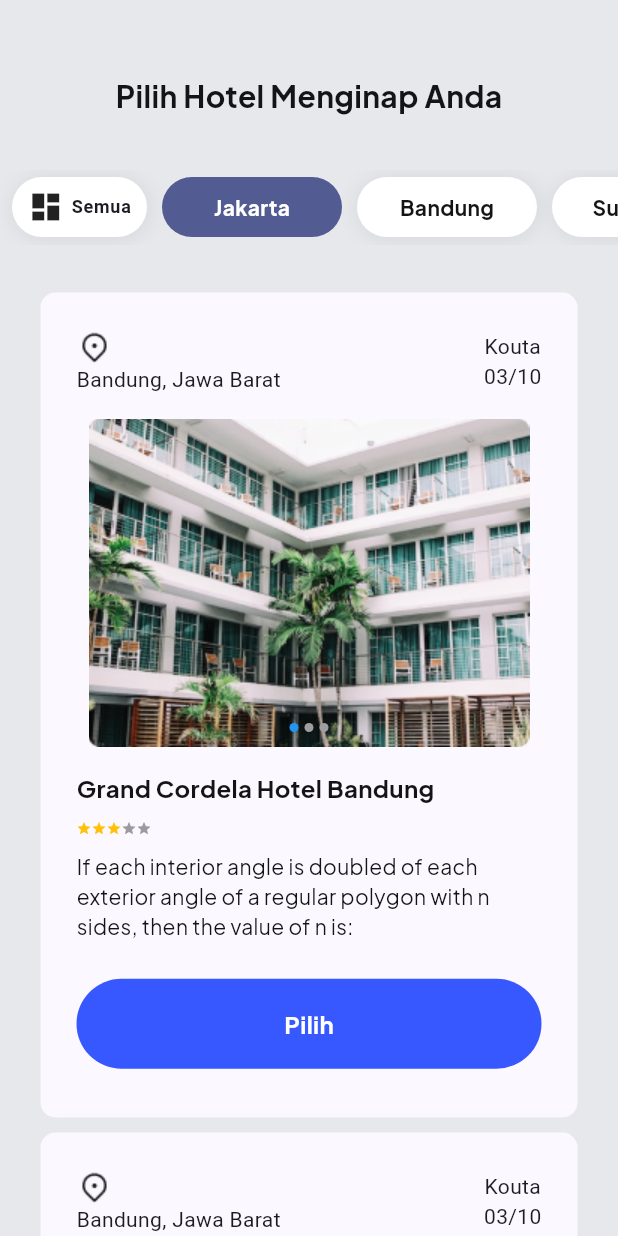
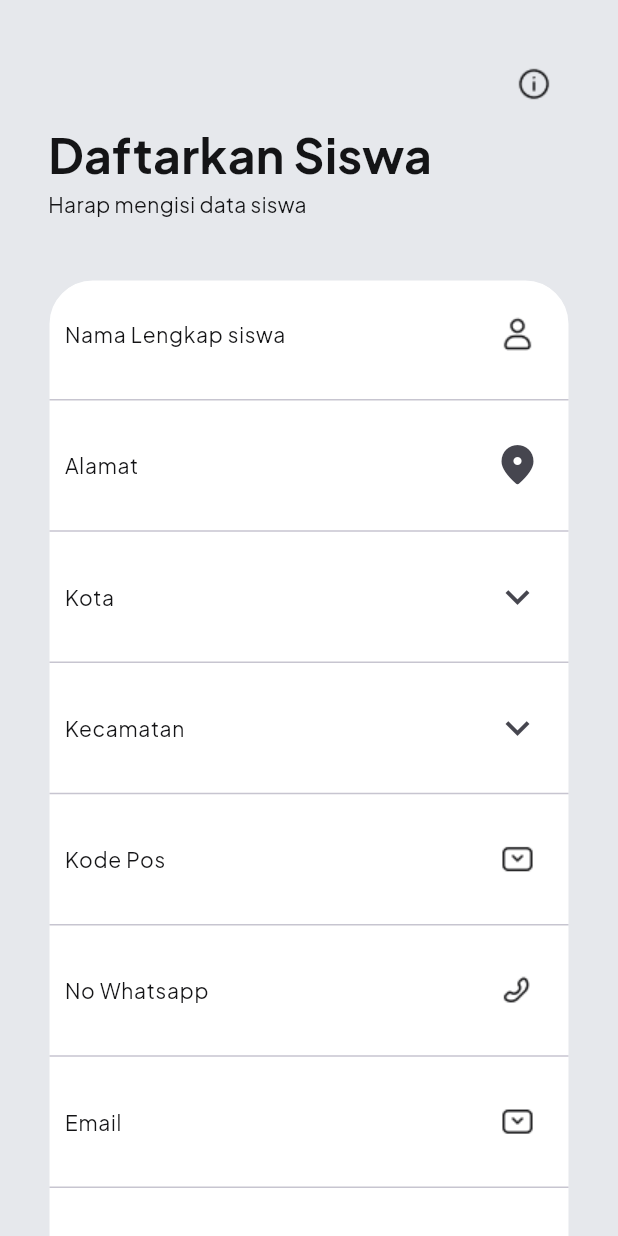
Before and after one commit to ideaver/satujuta-mobile-frontend, a Flutter app: the screen it shows after launch, on a phone screen of 412 x 824 dp. Run offline on Flutter 3.47's test engine with Material 2 defaults, Android fonts, the phone set to English and light mode, and no system bars; drawn by our look-alikes of flutter_image_slideshow, flutter_rating_bar.

Commit message:
add students registration screen has not implement atomic code

```diff
--- a/lib/main.dart
+++ b/lib/main.dart
@@ -1,6 +1,7 @@
 import 'package:flutter/material.dart';
 import 'package:satujuta_app_mobile/ui/foundations/foundation_colors.dart';
 import 'package:satujuta_app_mobile/ui/screens/hotel_picker/hotel_picker_screen.dart';
+import 'package:satujuta_app_mobile/ui/screens/student_registration/student_registration_screen.dart';
 
 import 'ui/ui.dart';
 
@@ -20,7 +21,7 @@ class MyApp extends StatelessWidget {
         colorScheme: ColorScheme.fromSeed(seedColor: FoundationColor.bgPrimary),
         useMaterial3: true,
       ),
-      home: const HotelPickerScreen(),
+      home: const StudentRegistrationScreen(),
     );
   }
 }
--- a/lib/tokens/links.dart
+++ b/lib/tokens/links.dart
@@ -103,4 +103,6 @@ class Links {
   static const successIconUrl = '${_baseIconUrl}success-icon.png';
   static const unsuccessIconUrl = '${_baseIconUrl}unsuccess-icon.png';
   static const failedIconUrl = '${_baseIconUrl}failed-icon.png';
+  static const warningIconUrl = '${_baseIconUrl}warning-icon.png';
+  static const phoneIconUrl = '${_baseIconUrl}phone-icon.png';
 }
--- a/lib/ui/foundations/foundation_links.dart
+++ b/lib/ui/foundations/foundation_links.dart
@@ -25,4 +25,6 @@ class FoundationLinks {
   static const String linkFailedIconLogo = Links.failedIconUrl;
   static const String linkHotelImage = Links.imageHotelUrl;
   static const String linkEmptyEmoji = Links.emptyEmojiUrl;
+  static const String linkWarningIcon = Links.warningIconUrl;
+  static const String linkPhoneIcon = Links.phoneIconUrl;
 }
--- /dev/null
+++ b/lib/ui/screens/student_registration/student_registration_screen.dart
@@ -0,0 +1,442 @@
+import 'package:flutter/material.dart';
+import 'package:satujuta_app_mobile/ui/foundations/foundation_colors.dart';
+import 'package:satujuta_app_mobile/ui/foundations/foundation_links.dart';
+import 'package:satujuta_app_mobile/ui/foundations/foundation_size.dart';
+import 'package:satujuta_app_mobile/ui/foundations/foundation_typhography.dart';
+
+import '../../atoms/my_asset_image.dart';
+import '../../atoms/my_custom_button.dart';
+import '../../atoms/my_custom_form.dart';
+import '../../atoms/my_custom_text.dart';
+
+class StudentRegistrationScreen extends StatefulWidget {
+  const StudentRegistrationScreen({super.key});
+
+  @override
+  State<StudentRegistrationScreen> createState() =>
+      _StudentRegistrationScreenState();
+}
+
+class _StudentRegistrationScreenState extends State<StudentRegistrationScreen> {
+  int value = 0;
+
+  @override
+  Widget build(BuildContext context) {
+    return Scaffold(
+      backgroundColor: FoundationColor.bgColorGrey,
+      body: SingleChildScrollView(
+        child: Padding(
+          padding: const EdgeInsets.only(
+              top: FoundationSize.sizePadding * 2,
+              right: FoundationSize.sizePadding * 2,
+              left: FoundationSize.sizePadding * 2),
+          child: SingleChildScrollView(
+            child: Column(
+              mainAxisAlignment: MainAxisAlignment.start,
+              crossAxisAlignment: CrossAxisAlignment.start,
+              children: [
+                Row(
+                  children: [
+                    const Spacer(),
+                    Image.asset(
+                      FoundationLinks.linkWarningIcon,
+                      width: FoundationSize.sizeIcon,
+                    ),
+                  ],
+                ),
+                Text(
+                  "Daftarkan Siswa",
+                  style: FoundationTyphography.darkFontBold
+                      .copyWith(fontSize: FoundationTyphography.fontSizeH1 + 8),
+                ),
+                Text(
+                  "Harap mengisi data siswa",
+                  style: FoundationTyphography.darkFontRegular.copyWith(),
+                ),
+                const SizedBox(
+                  height: FoundationSize.sizeHeightDefault * 4,
+                ),
+                SizedBox(
+                  height: MediaQuery.of(context).size.height * 1.25,
+                  child: ListView(
+                    children: [
+                      Container(
+                          height: MediaQuery.of(context).size.height * 1.1,
+                          width: double.infinity,
+                          decoration: BoxDecoration(
+                            color: FoundationColor.bgWhite,
+                            border:
+                                Border.all(color: FoundationColor.bgColorGrey),
+                            borderRadius:
+                                const BorderRadius.all(Radius.circular(30)),
+                          ),
+                          child: Column(
+                            children: [
+                              Padding(
+                                padding: const EdgeInsets.all(10),
+                                child: MyCustomForm(
+                                  suffixIcon: IconButton(
+                                    icon: Image.asset(
+                                      FoundationLinks.linkPersonIconLogo,
+                                      height: FoundationSize.sizeIconMini,
+                                    ),
+                                    onPressed: () {},
+                                  ),
+                                  click: () {},
+                                  lableText: 'Nama Lengkap siswa',
+                                ),
+                              ),
+                              const Divider(),
+                              Padding(
+                                padding: const EdgeInsets.all(10),
+                                child: MyCustomForm(
+                                  suffixIcon: IconButton(
+                                    icon: const Icon(
+                                      Icons.location_on_rounded,
+                                      size: FoundationSize.sizeIconMini,
+                                    ),
+                                    onPressed: () {},
+                                  ),
+                                  click: () {},
+                                  lableText: 'Alamat',
+                                ),
+                              ),
+                              const Divider(),
+                              Padding(
+                                padding: const EdgeInsets.all(10),
+                                child: MyCustomForm(
+                                  suffixIcon: IconButton(
+                                    icon: const Icon(
+                                      Icons.keyboard_arrow_down,
+                                      size: FoundationSize.sizeIconMini,
+                                    ),
+                                    onPressed: () {},
+                                  ),
+                                  click: () {
+                                    modalBottom(
+                                        context,
+                                        contentModalBottom(context, "Kota", [
+                                          "Bandung",
+                                          "Surabaya",
+                                          "Banten",
+                                          "Jakarta",
+                                          "Yogyakartao"
+                                        ]));
+                                  },
+                                  lableText: 'Kota',
+                                ),
+                              ),
+                              const Divider(),
+                              Padding(
+                                padding: const EdgeInsets.all(10),
+                                child: MyCustomForm(
+                                  suffixIcon: IconButton(
+                                    icon: const Icon(
+                                      Icons.keyboard_arrow_down,
+                                      size: FoundationSize.sizeIconMini,
+                                    ),
+                                    onPressed: () {},
+                                  ),
+                                  click: () {
+                                    modalBottom(
+                                        context,
+                                        contentModalBottom(
+                                            context, "Kecamatan", [
+                                          "Tambak Sari",
+                                          "Lidah Wetan",
+                                          "Kaliasin",
+                                          "Benowo",
+                                          "Tambak boyo"
+                                        ]));
+                                  },
+                                  lableText: 'Kecamatan',
+                                ),
+                              ),
+                              const Divider(),
+                              Padding(
+                                padding: const EdgeInsets.all(10),
+                                child: MyCustomForm(
+                                  suffixIcon: IconButton(
+                                    icon: Image.asset(
+                                      FoundationLinks.linkDropdownIconLogo,
+                                      width: FoundationSize.sizeIconMini,
+                                    ),
+                                    onPressed: () {},
+                                  ),
+                                  click: () {},
+                                  lableText: 'Kode Pos',
+                                ),
+                              ),
+                              const Divider(),
+                              Padding(
+                                padding: const EdgeInsets.all(10),
+                                child: MyCustomForm(
+                                  suffixIcon: IconButton(
+                                    icon: Image.asset(
+                                        FoundationLinks.linkPhoneIcon),
+                                    onPressed: () {},
+                                  ),
+                                  click: () {},
+                                  lableText: 'No Whatsapp',
+                                ),
+                              ),
+                              const Divider(),
+                              Padding(
+                                padding: const EdgeInsets.all(10),
+                                child: MyCustomForm(
+                                  suffixIcon: IconButton(
+                                    icon: Image.asset(
+                                      FoundationLinks.linkDropdownIconLogo,
+                                      width: FoundationSize.sizeIconMini,
+                                    ),
+                                    onPressed: () {},
+                                  ),
+                                  click: () {},
+                                  lableText: 'Email',
+                                ),
+                              ),
+                              Divider(),
+                              Padding(
+                                padding: const EdgeInsets.all(10),
+                                child: MyCustomForm(
+                                  suffixIcon: IconButton(
+                                    icon: Image.asset(
+                                      FoundationLinks.linkSchoolIconLogo,
+                                      width: FoundationSize.sizeIconMini,
+                                    ),
+                                    onPressed: () {},
+                                  ),
+                                  click: () {},
+                                  lableText: 'Sekolah',
+                                ),
+                              ),
+                              Divider(),
+                              Padding(
+                                padding: const EdgeInsets.all(10),
+                                child: MyCustomForm(
+                                  suffixIcon: IconButton(
+                                    icon: Image.asset(
+                                      FoundationLinks.linkDropdownIconLogo,
+                                      width: FoundationSize.sizeIconMini,
+                                    ),
+                                    onPressed: () {},
+                                  ),
+                                  click: () {},
+                                  lableText: 'Hotel',
+                                ),
+                              ),
+                            ],
+                          )),
+                      SizedBox(
+                        height: FoundationSize.sizeHeightDefault * 4,
+                      ),
+                      const Row(
+                        children: [
+                          Expanded(
+                            child: MyAssetImage(
+                              path: FoundationLinks.linkSuccessIconLogo,
+                              widthImage: FoundationSize.sizeIconMini,
+                            ),
+                          ),
+                          Expanded(flex: 4, child: Text('Email telah valid'))
+                        ],
+                      ),
+                      const SizedBox(
+                        height: FoundationSize.sizeHeightDefault,
+                      ),
+                      const Row(
+                        children: [
+                          Expanded(
+                            child: MyAssetImage(
+                              path: FoundationLinks.linkFailedIconLogo,
+                              widthImage: FoundationSize.sizeIconMini,
+                            ),
+                          ),
+                          Expanded(flex: 4, child: Text('Nomor whatsapp salah'))
+                        ],
+                      ),
+                      const SizedBox(
+                        height: FoundationSize.sizeHeightDefault,
+                      ),
+                      const Row(
+                        crossAxisAlignment: CrossAxisAlignment.start,
+                        mainAxisAlignment: MainAxisAlignment.start,
+                        children: [
+                          Expanded(
+                            flex: 1,
+                            child: MyAssetImage(
+                              path: FoundationLinks.linkUnSuccessIconLogo,
+                              widthImage: FoundationSize.sizeIconMini,
+                            ),
+                          ),
+                          Expanded(flex: 4, child: Text('Email valid'))
+                        ],
+                      ),
+                      const SizedBox(
+                        height: FoundationSize.sizeHeightDefault * 4,
+                      ),
+                      InkWell(
+                        onTap: () {
+                          // Navigator.push(
+                          //   context,
+                          //   MaterialPageRoute(
+                          //     builder: (_) => CreatePasswordScreen(),
+                          //   ),
+                          // );
+                        },
+                        child: Center(
+                          child: Container(
+                            height: 60,
+                            decoration: BoxDecoration(
+                              color: Theme.of(context).primaryColor,
+                              borderRadius:
+                                  BorderRadius.all(Radius.circular(30)),
+                            ),
+                            child: Center(
+                              child: Text("Daftar",
+                                  style: FoundationTyphography.lightFontBold),
+                            ),
+                          ),
+                        ),
+                      ),
+                      const SizedBox(
+                        height: FoundationSize.sizeHeightDefault * 4,
+                      )
+                    ],
+                  ),
+                )
+              ],
+            ),
+          ),
+        ),
+      ),
+    );
+  }
+
+  List<Widget> contentModalBottom(
+      BuildContext context, String title, List<String> listOption) {
+    return [
+      Container(
+        decoration: const BoxDecoration(
+          color: Colors.white,
+          // border: Border.all(
+          //     color: HexColor("#EBEBF0")),
+          borderRadius: BorderRadius.only(
+            topLeft: Radius.circular(25.0),
+            topRight: Radius.circular(25.0),
+          ),
+        ),
+        child: Padding(
+          padding: const EdgeInsets.all(20),
+          child: Column(
+            children: [
+              SizedBox(
+                height: FoundationSize.sizeIcon,
+                width: double.infinity,
+                child: Stack(
+                  children: [
+                    Center(
+                      child: MyCustomText(
+                        text: title,
+                        style: FoundationTyphography.darkFontBold.copyWith(
+                            fontSize: FoundationTyphography.fontSizeH3,
+                            fontWeight: FontWeight.bold),
+                      ),
+                    ),
+                    Positioned(
+                        top: 12,
+                        right: 10,
+                        child: GestureDetector(
+                            onTap: () => Navigator.of(context).pop(context),
+                            child: Icon(Icons.close)))
+                  ],
+                ),
+              ),
+              SizedBox(
+                height: FoundationSize.sizeHeightDefault,
+              ),
+              customRadioButton(listOption[0], 0),
+              customRadioButton(listOption[1], 1),
+              customRadioButton(listOption[2], 2),
+              customRadioButton(listOption[3], 3),
+              customRadioButton(listOption[4], 4),
+              SizedBox(
+                height: FoundationSize.sizeHeightDefault,
+              ),
+              Container(
+                width: double.infinity,
+                child: MyCustomButton(
+                    text: "Pilih",
+                    decoration: BoxDecoration(
+                        color: FoundationColor.bgPrimary,
+                        borderRadius:
+                            BorderRadius.circular(FoundationSize.sizePadding))),
+              )
+            ],
+          ),
+        ),
+      ),
+    ];
+  }
+
+  Future<void> modalBottom(BuildContext context, List<Widget> list) {
+    return showModalBottomSheet<void>(
+      context: context,
+      backgroundColor: FoundationColor.bgColorGrey,
+      builder: (BuildContext context) {
+        return Container(
+          height: MediaQuery.of(context).size.height / 1.2,
+          child: ListView(children: list),
+        );
+      },
+    );
+  }
+
+  Widget customRadioButton(String text, int index) {
+    return Container(
+      width: double.infinity,
+      margin:
+          EdgeInsets.symmetric(vertical: FoundationSize.sizeHeightDefault / 2),
+      child: ElevatedButton(
+        onPressed: () {
+          setState(() {
+            value = index;
+            print(value);
+            print("INDEX $index");
+          });
+        },
+        style: ButtonStyle(
+            shape: MaterialStatePropertyAll(RoundedRectangleBorder(
+                borderRadius: BorderRadius.circular(10)))),
+        child: Container(
+          padding: const EdgeInsets.all(FoundationSize.sizeHeightDefault * 2),
+          child: Row(
+            mainAxisAlignment: MainAxisAlignment.spaceBetween,
+            children: [
+              Text(
+                text,
+                style: FoundationTyphography.darkFontBold.copyWith(
+                  color: (value == index) ? Colors.green : Colors.black,
+                ),
+              ),
+              Container(
+                width: FoundationSize.sizeIconMini / 2,
+                height: FoundationSize.sizeIconMini / 2,
+                decoration: BoxDecoration(
+                    color: index == value
+                        ? FoundationColor.bgPrimary
+                        : FoundationColor.bgWhite,
+                    borderRadius: BorderRadius.circular(
+                        FoundationSize.sizeHeightDefault * 5),
+                    border: Border.all(
+                        color: FoundationColor.bgColorGrey,
+                        style: BorderStyle.solid,
+                        width: 2)),
+              )
+            ],
+          ),
+        ),
+      ),
+    );
+  }
+}
```
Also changed, not shown: assets/icons/warning-icon.png (added), lib/ui/content/auth_register_content.dart (deleted).
